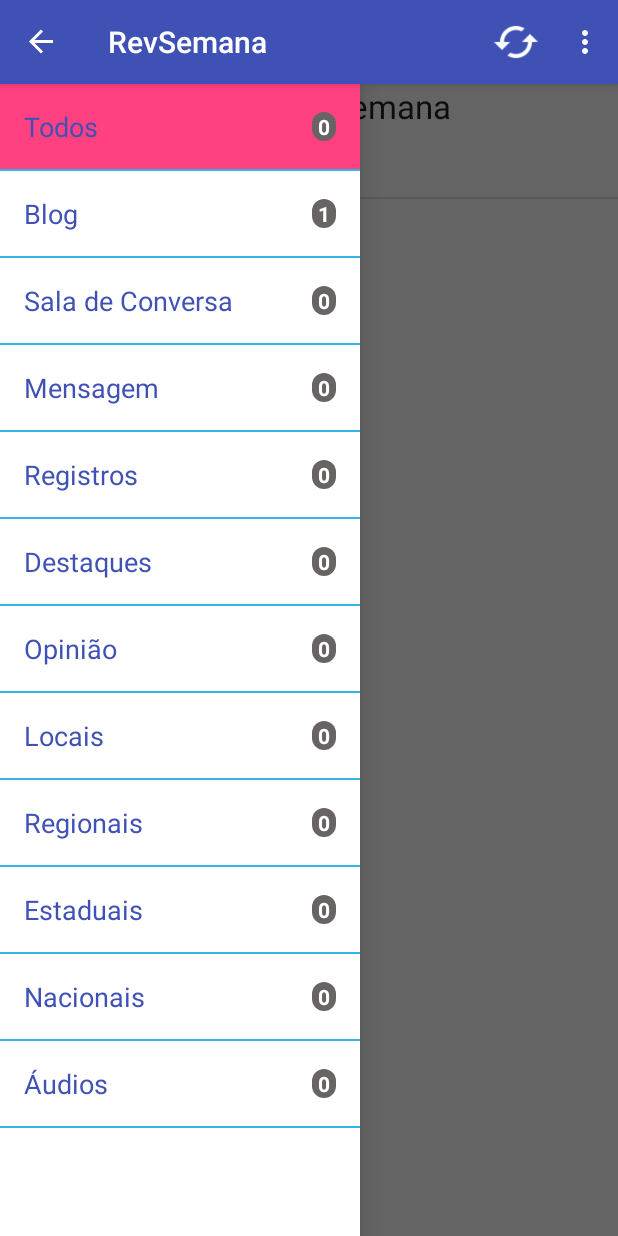
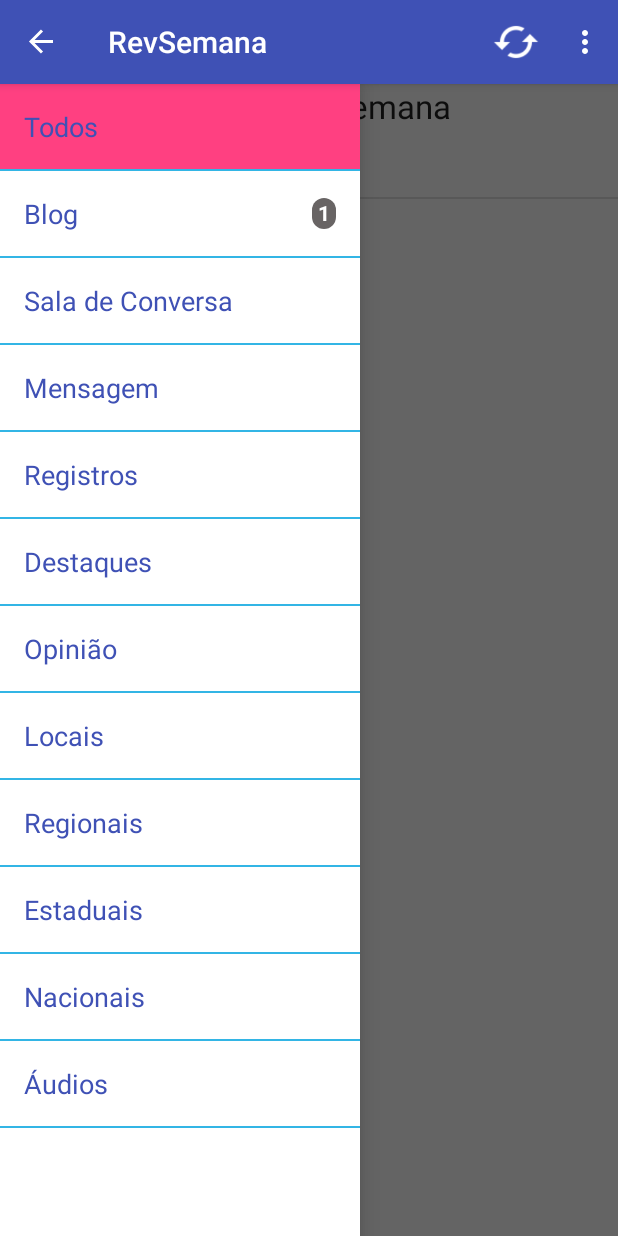
Before and after one commit to mizerablebr/RevistaDaSemana.com, an Android app: the screen it shows after launch (MainActivity), with the side drawer open, on a phone screen of 412 x 824 dp. Run offline under Robolectric (Android 15) with nearby library versions, the phone set to English and light mode, and no system bars.

Commit message:
Navigation Drawer counter now is invisible if count is == to Zero.

```diff
--- a/app/src/main/java/com/rds/revistadasemanacom/CategoryMenuAdapter.java
+++ b/app/src/main/java/com/rds/revistadasemanacom/CategoryMenuAdapter.java
@@ -2,6 +2,7 @@ package com.rds.revistadasemanacom;
 
 import android.app.Activity;
 import android.content.Context;
+import android.util.Log;
 import android.view.LayoutInflater;
 import android.view.View;
 import android.view.ViewGroup;
@@ -23,6 +24,9 @@ public class CategoryMenuAdapter extends BaseAdapter {
     public CategoryMenuAdapter(Activity a, ArrayList<CategoryMenu> m) {
         activity = a;
         menus = m;
+        for (CategoryMenu cm : menus) {
+            Log.d("CategoryAdapter", "Menu: " + cm.getCatName() + " , Qaunt: " + cm.getQuantity());
+        }
         inflater = (LayoutInflater) activity.getSystemService(Context.LAYOUT_INFLATER_SERVICE);
     }
 
@@ -77,7 +81,13 @@ public class CategoryMenuAdapter extends BaseAdapter {
 
 
         mViewHolder.label.setText(categoryMenu.getCatName());
-        mViewHolder.counter.setText(Integer.toString(categoryMenu.getQuantity()));
+        if (categoryMenu.getQuantity() > 0) {
+            vi.findViewById(R.id.listView_counter_parent).setAlpha(1.0f);
+            mViewHolder.counter.setText(Integer.toString(categoryMenu.getQuantity()));
+        } else {
+            vi.findViewById(R.id.listView_counter_parent).setAlpha(0.0f);
+        }
+
         return vi;
     }
 
--- a/app/src/main/res/layout/row_menu_layout.xml
+++ b/app/src/main/res/layout/row_menu_layout.xml
@@ -17,6 +17,7 @@
 
 
     <LinearLayout
+        android:id="@+id/listView_counter_parent"
         android:layout_width="wrap_content"
         android:layout_height="wrap_content"
         android:layout_alignParentRight="true"
@@ -29,7 +30,7 @@
             android:layout_height="wrap_content"
             android:textSize="14sp"
             android:paddingTop="0dp"
-            android:paddingBottom="0dp"
+            android:paddingBottom="1dp"
             android:paddingRight="4dp"
             android:paddingLeft="4dp"
             android:gravity="center"
```
